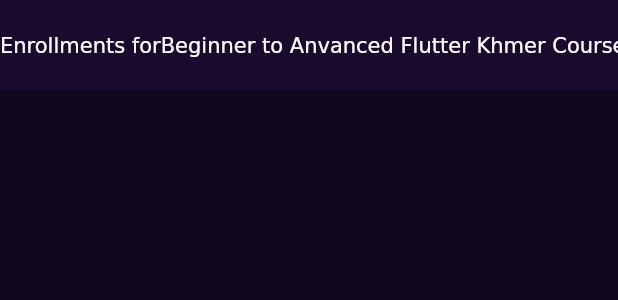
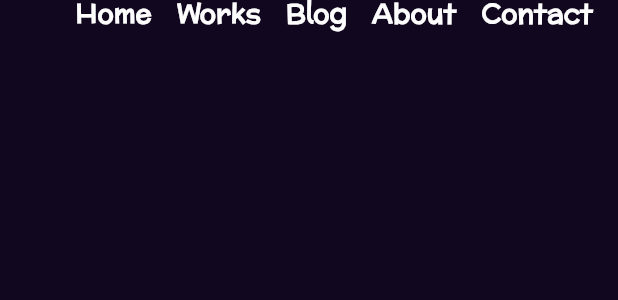
Before and after one commit to Veng-Eang/flutter_web, a Flutter app: the NavBarDesktop widget shown alone on an empty page, opened directly, on a phone screen of 412 x 824 dp. Shown: the top 300 px of the screen. Run offline on Flutter 3.47's test engine with Material 3 defaults, Android fonts, the light colour scheme and no system bars; our stand-ins replace flutter_svg, font_awesome_flutter, go_router, responsive_builder, rive, url_strategy; missing offline and left inert: social_media_flutter.

Commit message:
update nav bar

```diff
--- /dev/null
+++ b/lib/common/widget/tab_desktop.dart
@@ -0,0 +1,60 @@
+import 'package:flutter/material.dart';
+import 'package:flutter/widgets.dart';
+import 'package:go_router/go_router.dart';
+
+class TabDesktop extends StatefulWidget {
+  const TabDesktop({
+    super.key,
+    required this.title,
+    required this.route,
+  });
+
+  final String title;
+  final String route;
+
+  @override
+  State<TabDesktop> createState() => _TabDesktopState();
+}
+
+class _TabDesktopState extends State<TabDesktop> {
+  bool _isSelected = false;
+  @override
+  Widget build(BuildContext context) {
+    return GestureDetector(
+      onTap: () => context.go(widget.route),
+      child: MouseRegion(
+        cursor: SystemMouseCursors.click,
+        onEnter: (_) {
+          setState(() {
+            _isSelected = true;
+          });
+        },
+        onExit: (_) {
+          setState(() {
+            _isSelected = false;
+          });
+        },
+        child: AnimatedDefaultTextStyle(
+          style: _isSelected
+              ? const TextStyle(
+                  decoration: TextDecoration.underline,
+                  backgroundColor: Colors.yellowAccent,
+                  color: Colors.black,
+                  height: 1.2,
+                  fontFamily: 'Preah',
+                  fontSize: 20,
+                  fontWeight: FontWeight.bold)
+              : const TextStyle(
+                  color: Colors.white,
+                  height: 1.2,
+                  fontFamily: 'Preah',
+                  fontSize: 18,
+                  fontWeight: FontWeight.bold,
+                ),
+          duration: const Duration(milliseconds: 150),
+          child: Text(widget.title),
+        ),
+      ),
+    );
+  }
+}
--- /dev/null
+++ b/lib/core/config/app_config.dart
@@ -0,0 +1,3 @@
+class AppConfig{
+  static const String devMail = "oengvengeang@gmail.com";
+}
--- a/lib/features/home/widget/nav_bar/desktop/nav_bar_desktop.dart
+++ b/lib/features/home/widget/nav_bar/desktop/nav_bar_desktop.dart
@@ -1,4 +1,5 @@
 import 'package:flutter/material.dart';
+import 'package:portfolio/common/widget/tab_desktop.dart';
 import 'package:portfolio/core/theme/app_color.dart';
 
 class NavBarDesktop extends StatelessWidget {
@@ -6,22 +7,20 @@ class NavBarDesktop extends StatelessWidget {
 
   @override
   Widget build(BuildContext context) {
-    return Container(
-      height: 60,
-      width: double.infinity,
-      color: AppColors.navBarColor,
-      child: Center(
-        child: Row(
-          children: [
-            RichText(text: TextSpan(
-              children: [
-                const TextSpan(text: 'Enrollments for'),
-                TextSpan(text: 'Beginner to Anvanced Flutter Khmer Course')
-              ]
-            ))
-          ],
-        ),
-      ),
+    return const Row(
+      children: [
+        Spacer(flex: 3),
+        TabDesktop(title: "Home", route: "/"),
+        Spacer(),
+        TabDesktop(title: "Works", route: "/works"),
+        Spacer(),
+        TabDesktop(title: "Blog", route: "/blog"),
+        Spacer(),
+        TabDesktop(title: "About", route: "/about"),
+        Spacer(),
+        TabDesktop(title: "Contact", route: "/contact"),
+        Spacer(),
+      ],
     );
   }
 }
--- a/lib/features/home/widget/nav_bar/mobile/nav_bar_mobile.dart
+++ b/lib/features/home/widget/nav_bar/mobile/nav_bar_mobile.dart
@@ -1,10 +1,13 @@
 import 'package:flutter/material.dart';
+import 'package:portfolio/core/theme/app_color.dart';
 
 class NavBarMobile extends StatelessWidget {
   const NavBarMobile({super.key});
 
   @override
   Widget build(BuildContext context) {
-    return const SizedBox();
+    return Container(
+
+    );
   }
 }
--- a/pubspec.yaml
+++ b/pubspec.yaml
@@ -42,6 +42,7 @@ dependencies:
   url_launcher: ^6.3.0
   url_strategy: ^0.2.0
   flutter_svg: ^2.0.10+1
+  font_awesome_flutter: ^10.7.0
 
 dev_dependencies:
   flutter_test:
```
Also changed, not shown: lib/common/utils/adaptive.dart (added, +9 -0 lines), lib/common/value/data.dart (added, +33 -0 lines), lib/common/value/strings.dart (added, +17 -0 lines), lib/common/widget/button/social_button.dart (added, +64 -0 lines), lib/common/widget/scroll_behaviour.dart (added, +10 -0 lines), lib/features/home/home_screen.dart (+51 -4 lines), lib/features/home/widget/drawer/drawer.dart (added, +12 -0 lines), pubspec.lock.
